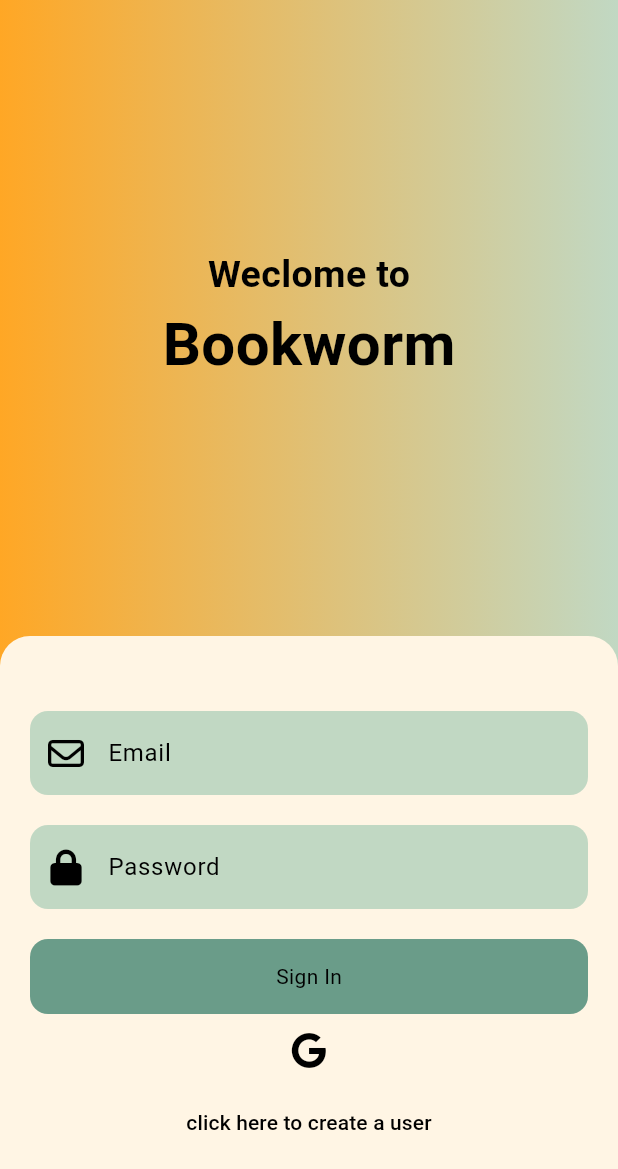
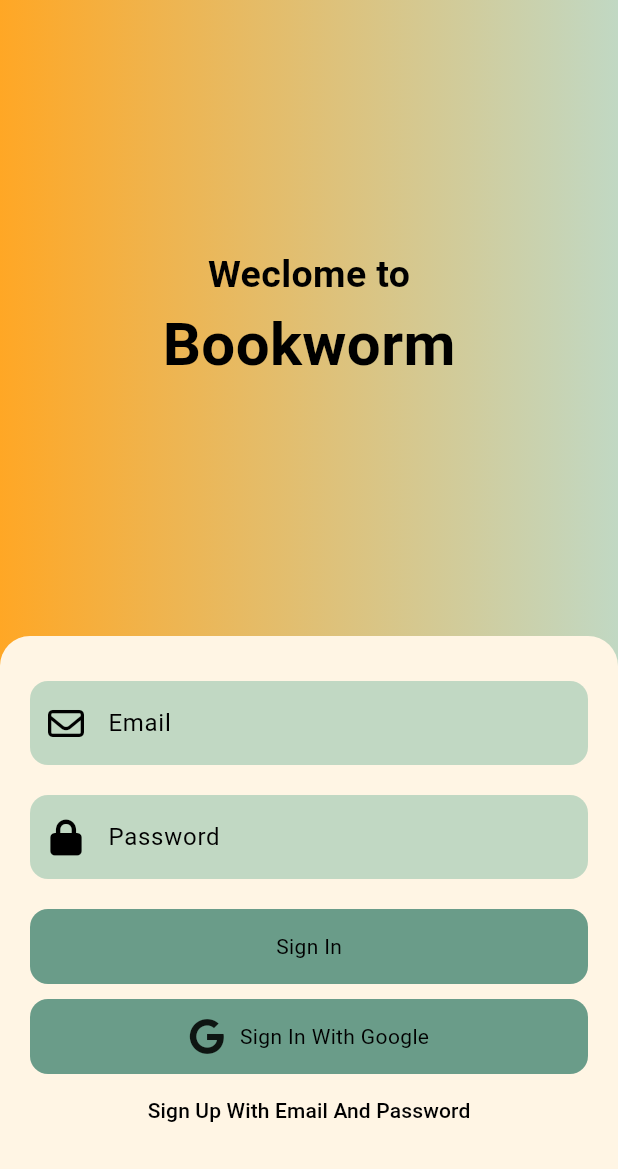
Before and after one commit to ravidkrisi/bookworm_flutter, a Flutter app: the screen it shows after launch, on a phone screen of 412 x 824 dp. Shown: the top 1169 px of the screen. Run offline on Flutter 3.47's test engine with Material 3 defaults, Android fonts, the phone set to English and light mode, and no system bars; our stand-ins replace cached_network_image, cloud_firestore, dio, firebase_auth, firebase_core, firebase_storage and 4 more; accounts and stored records are empty; generated files the repository leaves out were written again.

Commit message:
[feature] improved sign in UI

```diff
--- a/lib/features/auth/presentation/components/my_button.dart
+++ b/lib/features/auth/presentation/components/my_button.dart
@@ -1,9 +1,15 @@
 import 'package:flutter/material.dart';
 
 class MyButton extends StatelessWidget {
+  final Icon? prefixIcon;
   final String text;
   final void Function()? onPressed;
-  const MyButton({super.key, required this.text, required this.onPressed});
+  const MyButton({
+    super.key,
+    required this.text,
+    required this.onPressed,
+    this.prefixIcon,
+  });
 
   @override
   Widget build(BuildContext context) {
@@ -17,9 +23,22 @@ class MyButton extends StatelessWidget {
           borderRadius: BorderRadius.circular(12),
         ),
         child: Center(
-          child: Text(
-            text,
-            style: TextStyle(color: Theme.of(context).colorScheme.onSecondary),
+          child: Row(
+            mainAxisAlignment: MainAxisAlignment.center,
+            children: [
+              // icon
+              prefixIcon != null
+                  ? Row(children: [prefixIcon!, SizedBox(width: 10)])
+                  : Container(),
+
+              // text
+              Text(
+                text,
+                style: TextStyle(
+                  color: Theme.of(context).colorScheme.onSecondary,
+                ),
+              ),
+            ],
           ),
         ),
       ),
--- a/lib/features/auth/presentation/pages/sign_in_page.dart
+++ b/lib/features/auth/presentation/pages/sign_in_page.dart
@@ -41,6 +41,7 @@ class SignInPage extends StatelessWidget {
           ),
         ),
         child: SafeArea(
+          bottom: false,
           child: Column(
             mainAxisAlignment: MainAxisAlignment.center,
             children: [
@@ -67,7 +68,7 @@ class SignInPage extends StatelessWidget {
                 ),
                 child: Column(
                   children: [
-                    SizedBox(height: 50),
+                    SizedBox(height: 30),
                     // email text field
                     MyTextField(
                       controller: emailController,
@@ -96,19 +97,22 @@ class SignInPage extends StatelessWidget {
 
                     MyButton(text: 'Sign In', onPressed: onSignInPressed),
 
+                    SizedBox(height: 10),
+
                     // google sign in btn
-                    IconButton(
+                    MyButton(
+                      text: 'Sign In With Google',
+                      prefixIcon: Icon(FontAwesomeIcons.google),
                       onPressed: () {
                         context.read<AuthBloc>().add(AuthSignInWithGoogle());
                       },
-                      icon: Icon(FontAwesomeIcons.google),
                     ),
 
                     //navigator -> sign up page
                     TextButton(
                       onPressed: togglePages,
                       child: Text(
-                        'click here to create a user',
+                        'Sign Up With Email And Password',
                         style: TextStyle(
                           color: Theme.of(context).colorScheme.onSecondary,
                         ),
```
